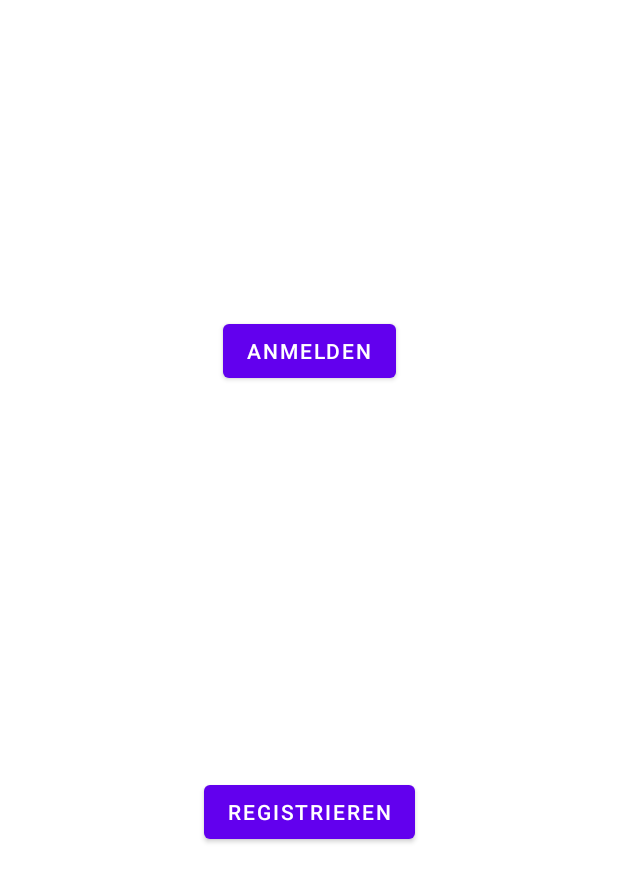
After one commit to cjaak/bouncy-house-renting, an Android app: the layout anmeldemaske_nutzerkonto.xml on its own in the app's theme, with its tools: preview values and no code run, on a phone screen of 412 x 824 dp. The commit adds this screen. Shown: the top 882 px of the screen. Run offline under Robolectric (Android 15) with nearby library versions, the phone set to English and light mode, and no system bars.

Commit message:
Anmeldemaske Nutzer erstellt
Anmeldemaske für den Nutzer erstellt. Keinerlei Funktion eingebaut.

```diff
--- a/app-frontend/app/src/main/AndroidManifest.xml
+++ b/app-frontend/app/src/main/AndroidManifest.xml
@@ -26,6 +26,13 @@
                 android:name="android.app.lib_name"
                 android:value="" />
         </activity>
+        <activity android:name=".view.AnmeldemaskeNutzer"
+                android:exported="true">
+            <intent-filter>
+                <action android:name="android.intent.action.MAIN" />
+                <category android:name="android.intent.category.LAUNCHER" />
+            </intent-filter>
+        </activity>
     </application>
 
 </manifest>
--- /dev/null
+++ b/app-frontend/app/src/main/java/com/fhdwapp/app_frontend/view/AnmeldemaskeNutzer.java
@@ -0,0 +1,28 @@
+package com.fhdwapp.app_frontend.view;
+
+import android.os.Bundle;
+import android.util.Log;
+import android.widget.ProgressBar;
+
+import androidx.appcompat.app.AppCompatActivity;
+import androidx.lifecycle.ViewModelProvider;
+import androidx.recyclerview.widget.LinearLayoutManager;
+import androidx.recyclerview.widget.RecyclerView;
+import androidx.swiperefreshlayout.widget.SwipeRefreshLayout;
+
+import com.fhdwapp.app_frontend.R;
+import com.fhdwapp.app_frontend.adapter.BouncyHouseAdapter;
+import com.fhdwapp.app_frontend.model.BouncyHouse;
+import com.fhdwapp.app_frontend.view_model.BouncyHouseViewModel;
+
+import java.util.ArrayList;
+
+public class AnmeldemaskeNutzer extends AppCompatActivity
+{
+    @Override
+    protected void onCreate(Bundle savedInstanceState)
+    {
+        super.onCreate(savedInstanceState);
+        setContentView(R.layout.anmeldemaske_nutzerkonto);
+    }
+}
--- /dev/null
+++ b/app-frontend/app/src/main/res/layout/anmeldemaske_nutzerkonto.xml
@@ -0,0 +1,37 @@
+<?xml version="1.0" encoding="utf-8"?>
+<androidx.constraintlayout.widget.ConstraintLayout
+    xmlns:android="http://schemas.android.com/apk/res/android"
+    xmlns:app="http://schemas.android.com/apk/res-auto"
+    xmlns:tools="http://schemas.android.com/tools"
+    android:layout_width="match_parent"
+    android:layout_height="match_parent">
+
+    <Button
+        android:id="@+id/button2"
+        android:layout_width="wrap_content"
+        android:layout_height="wrap_content"
+        android:layout_marginStart="32dp"
+        android:layout_marginTop="32dp"
+        android:layout_marginEnd="32dp"
+        android:layout_marginBottom="32dp"
+        android:text="@string/anmelden"
+        app:layout_constraintBottom_toBottomOf="parent"
+        app:layout_constraintEnd_toEndOf="parent"
+        app:layout_constraintStart_toStartOf="parent"
+        app:layout_constraintTop_toTopOf="parent"
+        app:layout_constraintVertical_bias="0.25" />
+
+    <Button
+        android:id="@+id/button3"
+        android:layout_width="wrap_content"
+        android:layout_height="wrap_content"
+        android:layout_marginStart="32dp"
+        android:layout_marginTop="32dp"
+        android:layout_marginEnd="32dp"
+        android:layout_marginBottom="32dp"
+        android:text="@string/registrieren"
+        app:layout_constraintBottom_toBottomOf="parent"
+        app:layout_constraintEnd_toEndOf="parent"
+        app:layout_constraintStart_toStartOf="parent"
+        app:layout_constraintTop_toBottomOf="@+id/button2" />
+</androidx.constraintlayout.widget.ConstraintLayout>
--- a/app-frontend/app/src/main/res/values/strings.xml
+++ b/app-frontend/app/src/main/res/values/strings.xml
@@ -1,4 +1,6 @@
 <resources>
     <string name="app_name">Hüpfburgen</string>
     <string name="bouncy_house">bouncy house</string>
+    <string name="anmelden">Anmelden</string>
+    <string name="registrieren">Registrieren</string>
 </resources>
```
